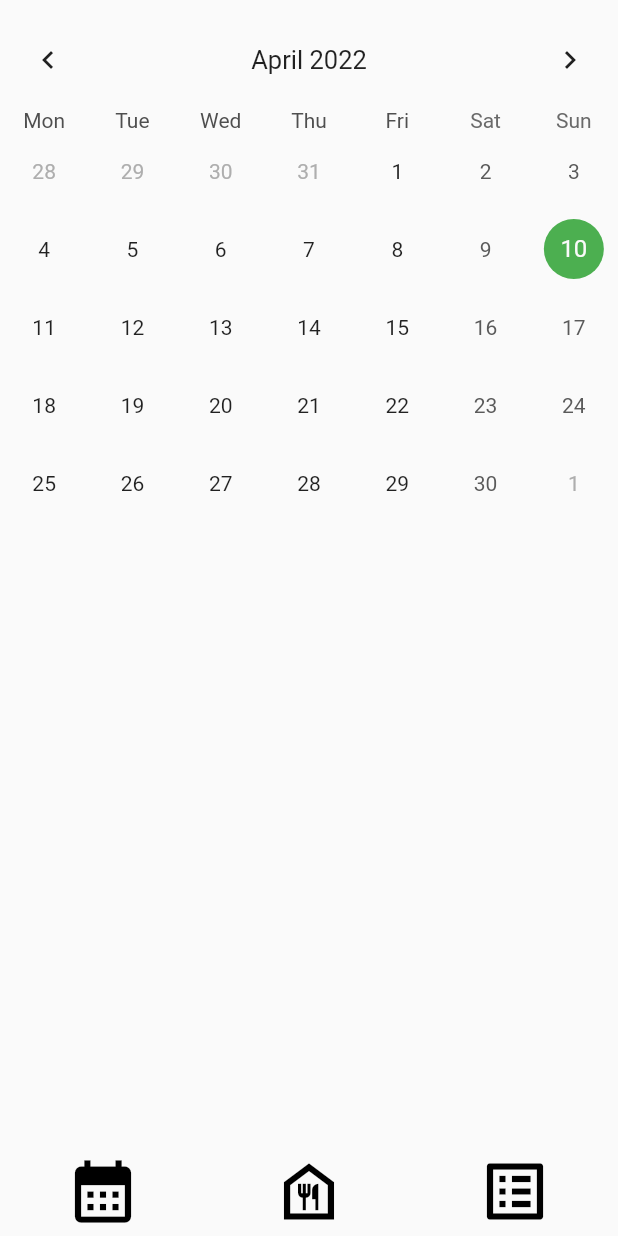
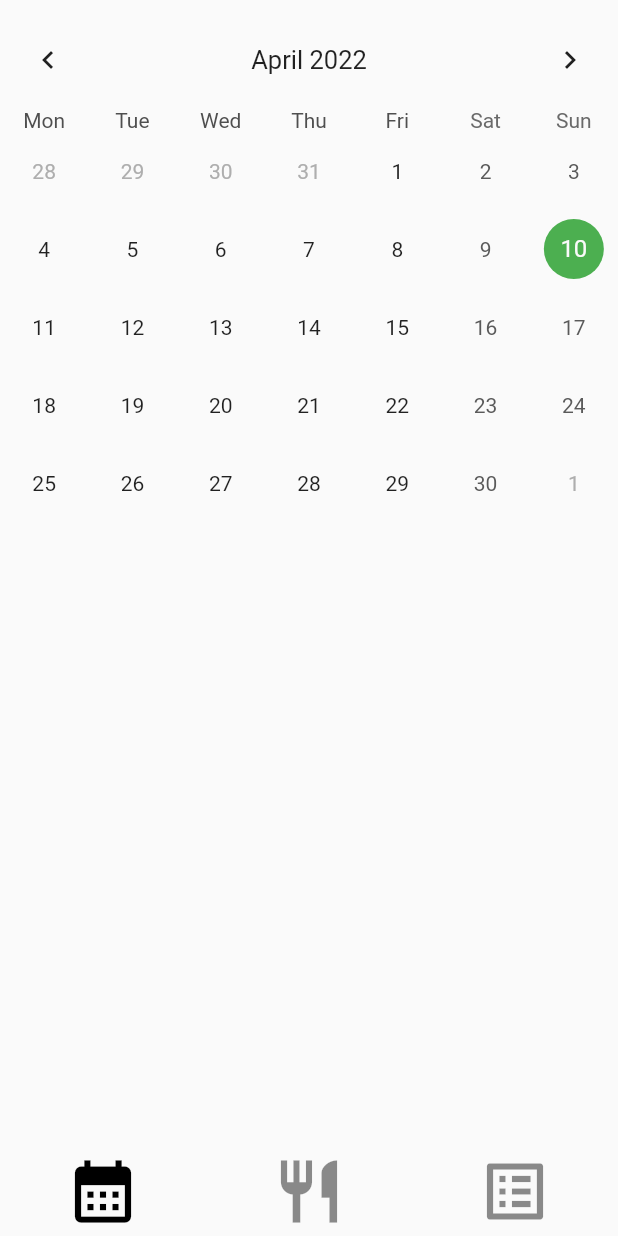
Before and after one commit to christoph-karpowicz/planeat, a Flutter app: the screen it shows after launch, on a phone screen of 412 x 824 dp. Run offline on Flutter 3.47's test engine with Material 2 defaults, Android fonts, the phone set to English and light mode, and no system bars; drawn by our look-alikes of table_calendar; our stand-ins replace sqflite; accounts and stored records are empty.

Commit message:
Add routes and the meal view.

```diff
--- /dev/null
+++ b/lib/components/nav.dart
@@ -0,0 +1,55 @@
+import 'package:flutter/material.dart';
+import 'package:planeat/components/nav_icons.dart';
+
+class Nav extends StatelessWidget {
+  late NavIcon active;
+
+  Nav(NavIcon active, {Key? key}) : super(key: key) {
+    this.active = active;
+  }
+
+  @override
+  Widget build(BuildContext context) {
+    return Row(
+      children: [
+        Expanded(
+          child: Container(
+              height: 60,
+              child: Row(
+                children: [
+                  Expanded(child: InkWell(
+                    child: Icon(
+                      Icons.calendar_month,
+                      color: getColor(NavIcon.calendar),
+                      size: 50.0,
+                    ),
+                    onTap: () => Navigator.pushNamed(context, '/calendar'),
+                  )),
+                  Expanded(child: InkWell(
+                    child: Icon(
+                      Icons.restaurant,
+                      color: getColor(NavIcon.meals),
+                      size: 50.0,
+                    ),
+                    onTap: () => Navigator.pushNamed(context, '/meals'),
+                  )),
+                  Expanded(child: InkWell(
+                    child: Icon(
+                      Icons.list_alt,
+                      color: getColor(NavIcon.shopping_lists),
+                      size: 50.0,
+                    ),
+                    onTap: () => Navigator.pushNamed(context, '/shopping_lists'),
+                  )),
+                ],
+              )
+          ),
+        ),
+      ],
+    );
+  }
+
+  Color getColor(NavIcon navIcon) {
+    return this.active == navIcon ? Colors.black : Colors.black45;
+  }
+}
--- /dev/null
+++ b/lib/components/nav_icons.dart
@@ -0,0 +1,5 @@
+enum NavIcon {
+  calendar,
+  meals,
+  shopping_lists
+}
--- a/lib/db/db_handler.dart
+++ b/lib/db/db_handler.dart
@@ -3,10 +3,12 @@ import 'package:path/path.dart';
 
 class DatabaseHandler {
 
-  Future<Database> initializeDB() async {
+  static late Database _db;
+
+  static Future<void> initializeDB() async {
     String path = await getDatabasesPath();
     print("Database path: $path");
-    return await openDatabase(
+    _db = await openDatabase(
       join(path, 'planeat.db'),
       onConfigure: (db) async {
         print("Initializing database...");
@@ -85,4 +87,8 @@ class DatabaseHandler {
     );
   }
 
+  static Database getDb() {
+    return _db;
+  }
+
 }
--- /dev/null
+++ b/lib/db/meal_dao.dart
@@ -0,0 +1,13 @@
+import 'package:planeat/db/db_handler.dart';
+import 'package:planeat/model/meal.dart';
+
+class MealDao {
+
+  static Future<List<Meal>> loadAll() async {
+    final List<Map<String, dynamic>> maps = await DatabaseHandler.getDb().query('meal');
+    return List.generate(
+        maps.length,
+            (i) => Meal(id: maps[i]['id'], name: maps[i]['name']));
+  }
+
+}
--- a/lib/main.dart
+++ b/lib/main.dart
@@ -1,18 +1,19 @@
 import 'package:flutter/material.dart';
+import 'package:planeat/components/nav.dart';
+import 'package:planeat/components/nav_icons.dart';
 import 'package:planeat/db/db_handler.dart';
+import 'package:planeat/db/meal_dao.dart';
 import 'package:planeat/dto/meal_item_dto.dart';
 import 'package:planeat/model/meal.dart';
-import 'package:sqflite/sqflite.dart';
+import 'package:planeat/views/meals_view.dart';
 import 'package:table_calendar/table_calendar.dart';
 import 'package:intl/intl.dart';
-
-late Database db;
 
 Future<void> main() async {
   print("Start app.");
   try {
     WidgetsFlutterBinding.ensureInitialized();
-    db = await DatabaseHandler().initializeDB();
+    await DatabaseHandler.initializeDB();
     runApp(PlaneatApp());
   } catch (err) {
     print(err.toString());
@@ -30,10 +31,11 @@ class PlaneatApp extends StatelessWidget {
   Widget build(BuildContext context) {
     return MaterialApp(
       title: 'Planeat',
-      theme: ThemeData(
-        primarySwatch: Colors.green,
-      ),
-      home: CalendarView(),
+      initialRoute: '/calendar',
+      routes: {
+        '/calendar': (context) => CalendarView(),
+        '/meals': (context) => MealsView(),
+      },
     );
   }
 }
@@ -51,12 +53,12 @@ class CalendarView extends StatefulWidget {
 
 class _CalendarViewState extends State<CalendarView> {
   // late Database db;
-  late final ValueNotifier<List<MealItemDto>> _selectedMeals;
-  RangeSelectionMode _rangeSelectionMode = RangeSelectionMode.toggledOff;
+  final ValueNotifier<List<MealItemDto>> _selectedMeals = ValueNotifier(<MealItemDto>[]);
+  // RangeSelectionMode _rangeSelectionMode = RangeSelectionMode.toggledOff;
   DateTime _focusedDay = DateTime.now();
   DateTime _selectedDay = DateTime.now();
-  DateTime? _rangeStart;
-  DateTime? _rangeEnd;
+  // DateTime? _rangeStart;
+  // DateTime? _rangeEnd;
   List<Meal> availableMeals = <Meal>[];
 
   // _CalendarViewState(Database db) {
@@ -66,18 +68,12 @@ class _CalendarViewState extends State<CalendarView> {
   @override
   void initState() {
     super.initState();
-
     loadMeals();
-
     _selectedDay = _focusedDay;
-    _selectedMeals = ValueNotifier(<MealItemDto>[]);
   }
 
   void loadMeals() async {
-    final List<Map<String, dynamic>> maps = await db.query('meal');
-    availableMeals = List.generate(
-        maps.length,
-        (i) => Meal(id: maps[i]['id'], name: maps[i]['name']));
+    availableMeals = await MealDao.loadAll();
   }
 
   @override
@@ -114,9 +110,6 @@ class _CalendarViewState extends State<CalendarView> {
           ),
           const SizedBox(height: 8.0),
           Expanded(
-            // constraints: BoxConstraints(
-            //   maxHeight: 400.0,
-            // ),
             child: ValueListenableBuilder<List<MealItemDto>>(
               valueListenable: _selectedMeals,
               builder: (context, items, _) {
@@ -191,40 +184,7 @@ class _CalendarViewState extends State<CalendarView> {
               ),
             ],
           ),
-          Row(
-            children: [
-              Expanded(
-                child: Container(
-                  height: 60,
-                  child: Row(
-                    children: [
-                      Expanded(child: InkWell(
-                        child: Icon(
-                          Icons.calendar_month,
-                          color: Colors.black,
-                          size: 50.0,
-                        ),
-                      )),
-                      Expanded(child: InkWell(
-                        child: Icon(
-                          Icons.food_bank_outlined,
-                          color: Colors.black,
-                          size: 50.0,
-                        ),
-                      )),
-                      Expanded(child: InkWell(
-                        child: Icon(
-                          Icons.list_alt,
-                          color: Colors.black,
-                          size: 50.0,
-                        ),
-                      )),
-                    ],
-                  )
-                ),
-              ),
-            ],
-          ),
+          Nav(NavIcon.calendar),
         ],
       ),
     );
@@ -235,9 +195,9 @@ class _CalendarViewState extends State<CalendarView> {
       setState(() {
         _selectedDay = selectedDay;
         _focusedDay = focusedDay;
-        _rangeStart = null;
-        _rangeEnd = null;
-        _rangeSelectionMode = RangeSelectionMode.toggledOff;
+        // _rangeStart = null;
+        // _rangeEnd = null;
+        // _rangeSelectionMode = RangeSelectionMode.toggledOff;
       });
       _selectedMeals.value = await _getMealsForDay(selectedDay);
     }
@@ -246,7 +206,7 @@ class _CalendarViewState extends State<CalendarView> {
   Future<List<MealItemDto>> _getMealsForDay(DateTime date) async {
     final DateFormat formatter = DateFormat('yyyy-MM-dd');
     final String dateFormatted = formatter.format(date);
-    final List<Map<String, dynamic>> maps = await db.rawQuery(
+    final List<Map<String, dynamic>> maps = await DatabaseHandler.getDb().rawQuery(
         "SELECT meal.name, meal_item.date "
         "FROM meal_item INNER JOIN meal ON meal_item.meal_id = meal.id "
         "WHERE strftime('%Y-%m-%d', meal_item.date) = ?",
@@ -272,7 +232,7 @@ class _CalendarViewState extends State<CalendarView> {
       final String newTimeMinutes = newTime.minute.toString().padLeft(2, "0");
       String mealDate = "$selectedDayFormatted $newTimeHour:$newTimeMinutes:00.000Z";
 
-      await db.execute(
+      await DatabaseHandler.getDb().execute(
           "INSERT INTO meal_item(meal_id, date) VALUES (?, ?)",
           <Object>[mealId, mealDate]
       );
```
Also changed, not shown: lib/views/meals_view.dart (added, +77 -0 lines).
